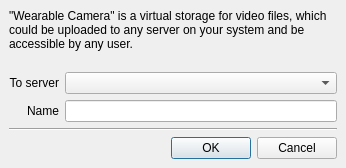
The window that client/nx_client_desktop/src/ui/dialogs/new_wearable_camera_dialog.ui (networkoptix/nx_open) describes before a commit, drawn with Qt 5.
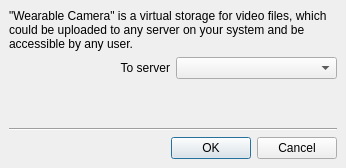
The same window after the commit. Custom widgets are drawn as their Qt base class.

Commit message:
VMS-8070 Validator for new wearable camera dialog
<==== Mercurial data ====>
Branch: vms_3.1

```diff
--- a/client/nx_client_desktop/src/ui/dialogs/new_wearable_camera_dialog.ui
+++ b/client/nx_client_desktop/src/ui/dialogs/new_wearable_camera_dialog.ui
@@ -13,7 +13,7 @@
   <property name="windowTitle">
    <string>New Wearable Camera...</string>
   </property>
-  <layout class="QVBoxLayout" name="verticalLayout" stretch="1,0,0,0">
+  <layout class="QVBoxLayout" name="verticalLayout" stretch="1,0,0,0,0">
    <property name="spacing">
     <number>6</number>
    </property>
@@ -43,11 +43,10 @@
     </widget>
    </item>
    <item>
-    <layout class="QGridLayout" name="gridLayout">
-     <property name="spacing">
-      <number>6</number>
-     </property>
-     <item row="0" column="0">
+    <layout class="QVBoxLayout" name="verticalLayout_2">
+     <item>
+      <layout class="QHBoxLayout" name="horizontalLayout_2">
+       <item>
       <widget class="QLabel" name="serverLabel">
        <property name="text">
         <string>To server</string>
@@ -57,24 +56,29 @@
        </property>
       </widget>
      </item>
-     <item row="0" column="1">
+       <item>
       <widget class="QComboBox" name="serverComboBox"/>
      </item>
-     <item row="1" column="0">
-      <widget class="QLabel" name="nameLabel">
-       <property name="text">
-        <string>Name</string>
-       </property>
-       <property name="alignment">
-        <set>Qt::AlignRight|Qt::AlignTrailing|Qt::AlignVCenter</set>
-       </property>
-      </widget>
+      </layout>
      </item>
-     <item row="1" column="1">
-      <widget class="QLineEdit" name="nameEdit"/>
+     <item>
+      <widget class="QnInputField" name="nameField" native="true"/>
      </item>
     </layout>
    </item>
+   <item>
+    <spacer name="verticalSpacer">
+     <property name="orientation">
+      <enum>Qt::Vertical</enum>
+     </property>
+     <property name="sizeHint" stdset="0">
+      <size>
+       <width>20</width>
+       <height>40</height>
+      </size>
+     </property>
+    </spacer>
+   </item>
    <item>
     <widget class="Line" name="line">
      <property name="orientation">
@@ -94,6 +98,14 @@
    </item>
   </layout>
  </widget>
+ <customwidgets>
+  <customwidget>
+   <class>QnInputField</class>
+   <extends>QWidget</extends>
+   <header location="global">ui/widgets/common/input_field.h</header>
+   <container>1</container>
+  </customwidget>
+ </customwidgets>
  <resources/>
  <connections>
   <connection>
```
Lines whose indentation alone changed are shown as unchanged. The commit also changes 2 other files.
